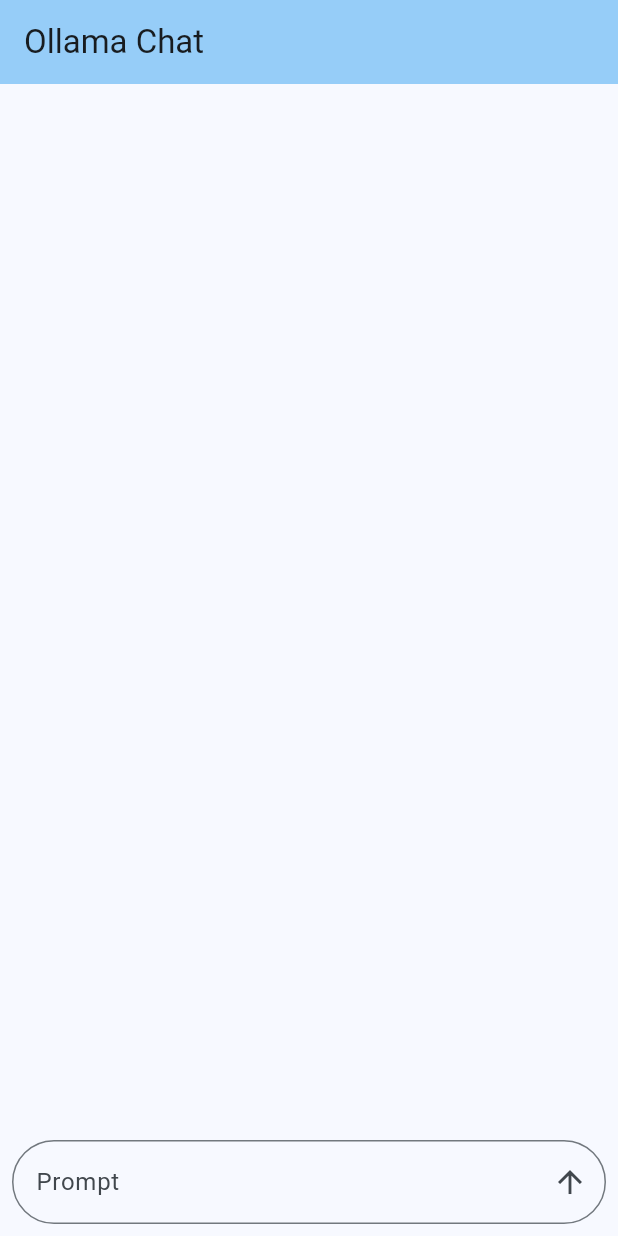
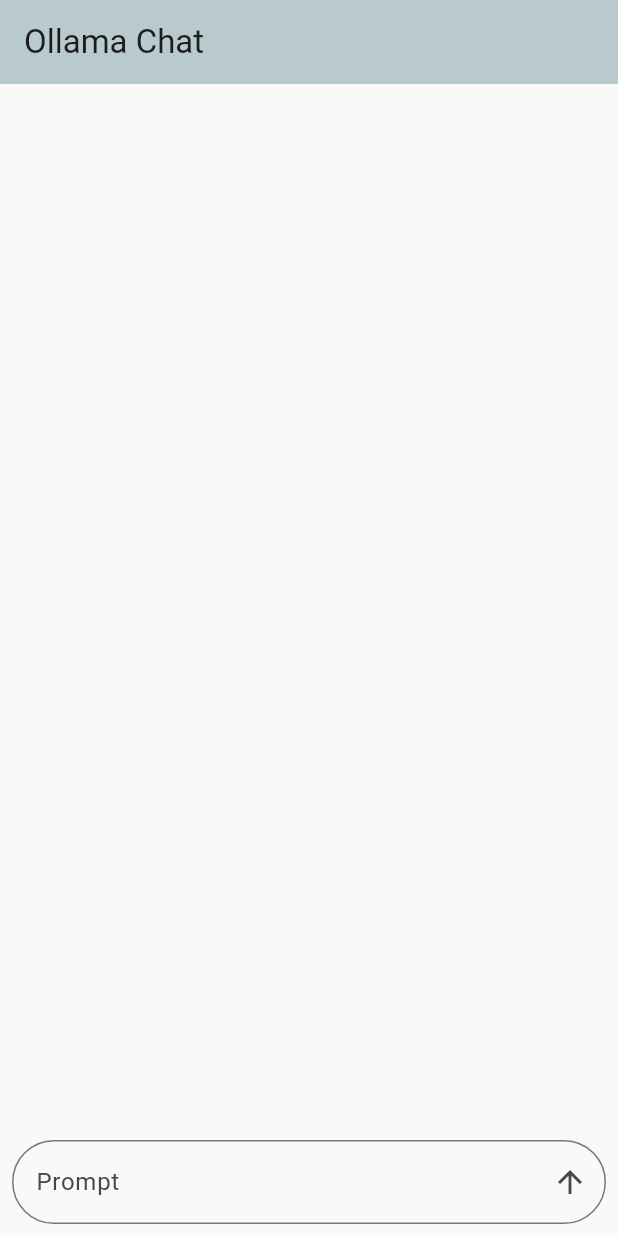
Before and after one commit to ibrahimcetin/reins, a Flutter app: the screen it shows after launch, on a phone screen of 412 x 824 dp. Run offline on Flutter 3.47's test engine with Material 3 defaults, Android fonts, the phone set to English and light mode, and no system bars; our stand-ins replace google_fonts; Roboto replaces fonts that are missing (Ubuntu).

Commit message:
Update colors

```diff
--- a/lib/main.dart
+++ b/lib/main.dart
@@ -14,8 +14,9 @@
       title: 'Ollama Chat',
       theme: ThemeData(
         colorScheme: ColorScheme.fromSeed(
-          seedColor: Colors.lightBlue,
-          brightness: WidgetsBinding.instance.window.platformBrightness,
+          seedColor: Colors.grey,
+          brightness: View.of(context).platformDispatcher.platformBrightness,
+          dynamicSchemeVariant: DynamicSchemeVariant.neutral,
         ),
         useMaterial3: true,
       ),
```
Also changed, not shown: lib/Widgets/chat_bubble.dart (+16 -10 lines).
